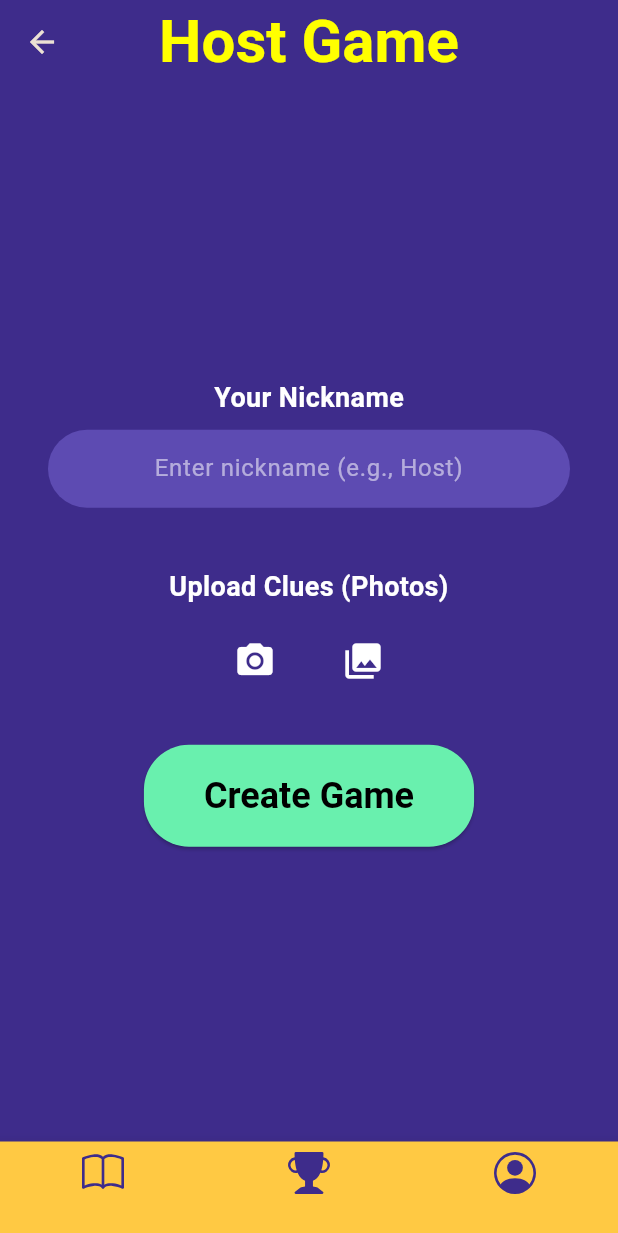
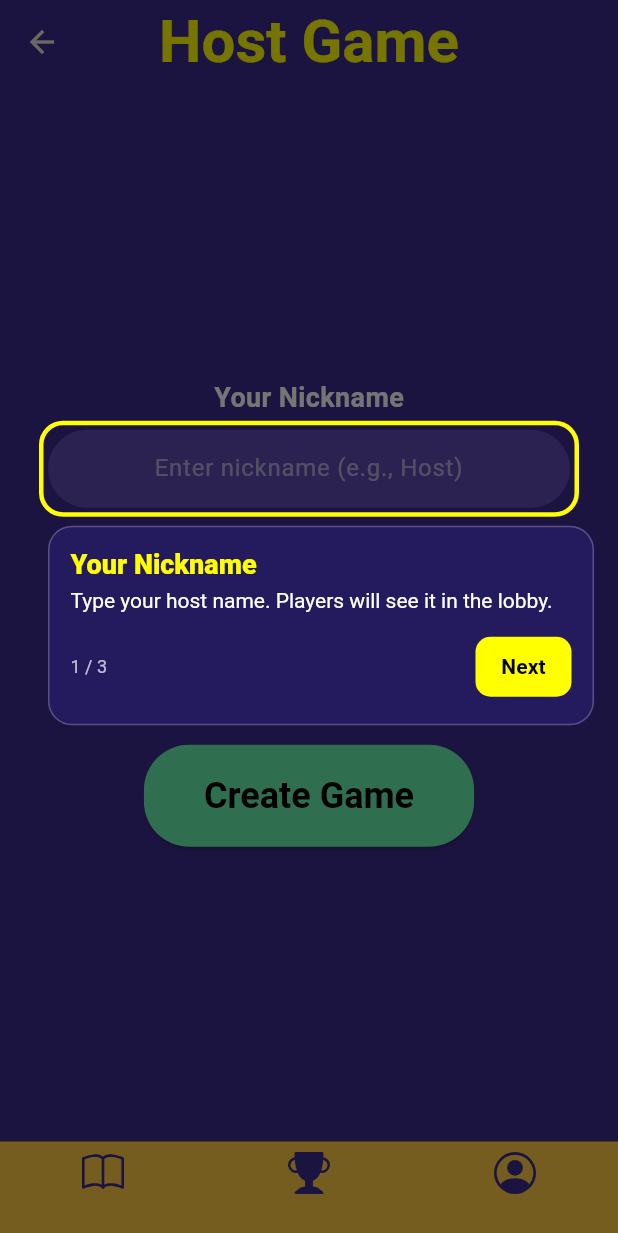
Before and after one commit to D4rkFyre/snaphunt, a Flutter app: the screen it shows after launch, after a tap on an icon or button, on a phone screen of 412 x 824 dp. Shown: the top 1233 px of the screen. Run offline on Flutter 3.47's test engine with Material 3 defaults, Android fonts, the phone set to English and light mode, and no system bars; our stand-ins replace cloud_firestore, firebase_core, firebase_storage, flutter_svg, image_picker, shared_preferences; accounts and stored records are empty.

Commit message:
host page now has tutorial

```diff
--- a/lib/screens/host_screen.dart
+++ b/lib/screens/host_screen.dart
@@ -8,6 +8,10 @@ import 'package:image_picker/image_picker.dart';
 import 'package:cloud_firestore/cloud_firestore.dart';
 import 'package:snaphunt/models/game_model.dart';
 import 'package:snaphunt/repositories/game_repository.dart';
+
+// One-time tutorial memory
+import 'package:shared_preferences/shared_preferences.dart';
+import 'dart:async' as async; // for async.Completer, Future, etc.
 
 class HostGameScreen extends StatefulWidget {
   const HostGameScreen({
@@ -33,90 +37,59 @@ class _HostGameScreenState extends State<HostGameScreen> {
   final ImagePicker _picker = ImagePicker();
   final List<XFile> _clueFiles = [];
 
+  // Tutorial targets
+  final _nickKey = GlobalKey();
+  final _photoRowKey = GlobalKey();
+  final _createKey = GlobalKey();
+
   late final FirebaseFirestore _db =
       widget._db ?? FirebaseFirestore.instance;
 
   late final GameRepository _repo =
       widget._repo ?? GameRepository(firestore: _db);
 
+  // Simple tutorial controller
+  _Coach? _coach;
+
+  @override
+  void initState() {
+    super.initState();
+    WidgetsBinding.instance.addPostFrameCallback((_) => _maybeStartTutorial());
+  }
+
+  Future<void> _maybeStartTutorial() async {
+    final prefs = await SharedPreferences.getInstance();
+    final seen = prefs.getBool('host_tutorial_seen') ?? false;
+    if (seen || !mounted) return;
+
+    _coach ??= _Coach(context);
+    await _coach!.start([
+      _CoachStep(
+        key: _nickKey,
+        title: 'Your Nickname',
+        text: 'Type your host name. Players will see it in the lobby.',
+      ),
+      _CoachStep(
+        key: _photoRowKey,
+        title: 'Add a Clue Photo',
+        text: 'Attach one or more photos your players will hunt from.',
+      ),
+      _CoachStep(
+        key: _createKey,
+        title: 'Create Your Game',
+        text: 'Generate a join code and go to the lobby. Start when players join.',
+      ),
+    ]);
+
+    await prefs.setBool('host_tutorial_seen', true);
+  }
+
   @override
   void dispose() {
+    _coach?.dispose();
     _nameCtrl.dispose();
     super.dispose();
   }
-
-  Future<void> _pickCluePhotos() async {
-    if (_busy) return;
-
-    showModalBottomSheet(
-      context: context,
-      backgroundColor: const Color(0xFF3E2C8B),
-      shape: const RoundedRectangleBorder(
-        borderRadius: BorderRadius.vertical(top: Radius.circular(24)),
-      ),
-      builder: (context) {
-        return SafeArea(
-          child: Padding(
-            padding: const EdgeInsets.symmetric(vertical: 24),
-            child: Column(
-              mainAxisSize: MainAxisSize.min,
-              children: [
-                const Text(
-                  'Upload Clues (Photos)',
-                  style: TextStyle(
-                    color: Colors.white,
-                    fontSize: 18,
-                    fontWeight: FontWeight.bold,
-                  ),
-                  textAlign: TextAlign.center,
-                ),
-                const SizedBox(height: 20),
-                Row(
-                  mainAxisAlignment: MainAxisAlignment.center,
-                  children: [
-                    // Camera icon
-                    IconButton(
-                      icon: const Icon(Icons.camera_alt, size: 36, color: Colors.white),
-                      onPressed: () async {
-                        Navigator.pop(context);
-                        final file = await _picker.pickImage(source: ImageSource.camera);
-                        if (file != null) {
-                          setState(() => _clueFiles.add(file));
-                        }
-                      },
-                    ),
-                    const SizedBox(width: 40),
-                    // Gallery icon
-                    IconButton(
-                      icon: const Icon(Icons.photo_library, size: 36, color: Colors.white),
-                      onPressed: () async {
-                        Navigator.pop(context);
-                        final files = await _picker.pickMultiImage();
-                        if (files.isNotEmpty) {
-                          setState(() => _clueFiles.addAll(files));
-                        }
-                      },
-                    ),
-                  ],
-                ),
-                const SizedBox(height: 12),
-                const Row(
-                  mainAxisAlignment: MainAxisAlignment.center,
-                  children: [
-                    Text('Camera', style: TextStyle(color: Colors.white70)),
-                    SizedBox(width: 60),
-                    Text('Library', style: TextStyle(color: Colors.white70)),
-                  ],
-                ),
-              ],
-            ),
-          ),
-        );
-      },
-    );
-  }
-
-
 
   Future<void> _createGame() async {
     final raw = _nameCtrl.text.trim();
@@ -188,7 +161,11 @@ class _HostGameScreenState extends State<HostGameScreen> {
                 style: TextStyle(color: Colors.white, fontSize: 18, fontWeight: FontWeight.bold),
               ),
               const SizedBox(height: 8),
-              TextField(
+
+              // STEP 1 target
+              _CoachTarget(
+                key: _nickKey,
+                child: TextField(
                   controller: _nameCtrl,
                   style: const TextStyle(color: Colors.white),
                   textAlign: TextAlign.center,
@@ -208,9 +185,9 @@ class _HostGameScreenState extends State<HostGameScreen> {
                     ),
                   ),
                 ),
+              ),
+
               const SizedBox(height: 16),
-
-
               const SizedBox(height: 24),
 
               const Text(
@@ -225,7 +202,10 @@ class _HostGameScreenState extends State<HostGameScreen> {
 
               const SizedBox(height: 12),
 
-              Row(
+              // STEP 2 target
+              _CoachTarget(
+                key: _photoRowKey,
+                child: Row(
                   mainAxisAlignment: MainAxisAlignment.center,
                   children: [
                     IconButton(
@@ -252,6 +232,7 @@ class _HostGameScreenState extends State<HostGameScreen> {
                       },
                     ),
                   ],
+                ),
               ),
 
               if (_clueFiles.isNotEmpty) ...[
@@ -318,7 +299,11 @@ class _HostGameScreenState extends State<HostGameScreen> {
                   padding: EdgeInsets.only(bottom: 12),
                   child: CircularProgressIndicator(),
                 ),
-              ElevatedButton(
+
+              // STEP 3 target
+              _CoachTarget(
+                key: _createKey,
+                child: ElevatedButton(
                   onPressed: _busy ? null : _createGame,
                   style: ElevatedButton.styleFrom(
                     backgroundColor: Colors.greenAccent,
@@ -328,6 +313,7 @@ class _HostGameScreenState extends State<HostGameScreen> {
                     textStyle: const TextStyle(fontSize: 24, fontWeight: FontWeight.bold),
                   ),
                   child: const Text("Create Game"),
+                ),
               ),
             ],
           ),
@@ -355,3 +341,185 @@ class _HostGameScreenState extends State<HostGameScreen> {
     );
   }
 }
+
+/// Wraps a target so it’s easy to measure its rect on screen
+class _CoachTarget extends StatelessWidget {
+  final Widget child;
+  const _CoachTarget({super.key, required this.child});
+
+  @override
+  Widget build(BuildContext context) => child;
+}
+
+/// One coach step config
+class _CoachStep {
+  final GlobalKey key;
+  final String title;
+  final String text;
+  _CoachStep({required this.key, required this.title, required this.text});
+}
+
+/// Very small overlay-based coach marks system
+class _Coach {
+  final BuildContext root;
+  OverlayEntry? _entry;
+
+  _Coach(this.root);
+
+  Future<void> start(List<_CoachStep> steps) async {
+    for (var i = 0; i < steps.length; i++) {
+      await _showStep(steps[i], i + 1, steps.length);
+    }
+  }
+
+  Future<void> _showStep(_CoachStep step, int index, int total) async {
+    // find rect for the target
+    final ctx = step.key.currentContext;
+    if (ctx == null) return;
+
+    final rb = ctx.findRenderObject() as RenderBox?;
+    if (rb == null || !rb.attached) return;
+
+    final size = rb.size;
+    final offset = rb.localToGlobal(Offset.zero);
+
+    final completer = async.Completer<void>();
+
+    _entry = OverlayEntry(
+      builder: (context) {
+        final media = MediaQuery.of(context);
+        // place tooltip under/over the target depending on space
+        final spaceBelow = media.size.height - (offset.dy + size.height);
+        final tooltipAbove = spaceBelow < 140;
+
+        return Stack(
+          children: [
+            // dim background
+            Positioned.fill(
+              child: GestureDetector(
+                onTap: () {}, // absorb taps
+                child: Container(color: Colors.black54),
+              ),
+            ),
+            // highlight box (no cutout to keep it simple & stable)
+            Positioned(
+              left: offset.dx - 6,
+              top: offset.dy - 6,
+              width: size.width + 12,
+              height: size.height + 12,
+              child: IgnorePointer(
+                child: DecoratedBox(
+                  decoration: BoxDecoration(
+                    borderRadius: BorderRadius.circular(16),
+                    border: Border.all(color: Colors.yellowAccent, width: 3),
+                  ),
+                ),
+              ),
+            ),
+            // tooltip card
+            Positioned(
+              left: offset.dx.clamp(16.0, media.size.width - 16.0),
+              top: tooltipAbove
+                  ? (offset.dy - 16 - 120).clamp(16.0, media.size.height - 136.0)
+                  : (offset.dy + size.height + 12)
+                  .clamp(16.0, media.size.height - 136.0),
+              right: 16,
+              child: _CoachCard(
+                title: step.title,
+                text: step.text,
+                index: index,
+                total: total,
+                onNext: () {
+                  _entry?.remove();
+                  _entry = null;
+                  completer.complete();
+                },
+              ),
+            ),
+          ],
+        );
+      },
+    );
+
+    Overlay.of(root, rootOverlay: true).insert(_entry!);
+    return completer.future;
+  }
+
+  void dispose() {
+    _entry?.remove();
+    _entry = null;
+  }
+}
+
+class _CoachCard extends StatelessWidget {
+  final String title;
+  final String text;
+  final int index;
+  final int total;
+  final VoidCallback onNext;
+
+  const _CoachCard({
+    required this.title,
+    required this.text,
+    required this.index,
+    required this.total,
+    required this.onNext,
+  });
+
+  @override
+  Widget build(BuildContext context) {
+    return Material(
+      color: Colors.transparent,
+      child: ConstrainedBox(
+        constraints: const BoxConstraints(maxWidth: 360),
+        child: Container(
+          padding: const EdgeInsets.all(14),
+          decoration: BoxDecoration(
+            color: const Color(0xFF241A5E),
+            borderRadius: BorderRadius.circular(16),
+            border: Border.all(color: Colors.white24, width: 1),
+          ),
+          child: DefaultTextStyle(
+            style: const TextStyle(color: Colors.white),
+            child: Column(
+              crossAxisAlignment: CrossAxisAlignment.start,
+              children: [
+                Text(title,
+                    style: const TextStyle(
+                      fontWeight: FontWeight.w800,
+                      fontSize: 18,
+                      color: Colors.yellowAccent,
+                    )),
+                const SizedBox(height: 6),
+                Text(text, style: const TextStyle(fontSize: 14)),
+                const SizedBox(height: 12),
+                Row(
+                  children: [
+                    Text('$index / $total',
+                        style: const TextStyle(
+                            color: Colors.white70, fontSize: 12)),
+                    const Spacer(),
+                    TextButton(
+                      style: TextButton.styleFrom(
+                        foregroundColor: Colors.black,
+                        backgroundColor: Colors.yellowAccent,
+                        padding:
+                        const EdgeInsets.symmetric(horizontal: 14, vertical: 8),
+                        shape: RoundedRectangleBorder(
+                            borderRadius: BorderRadius.circular(10)),
+                      ),
+                      onPressed: onNext,
+                      child: Text(index == total ? 'Done' : 'Next',
+                          style: const TextStyle(
+                              fontWeight: FontWeight.bold, fontSize: 14)),
+                    )
+                  ],
+                ),
+              ],
+            ),
+          ),
+        ),
+      ),
+    );
+  }
+}
--- a/pubspec.yaml
+++ b/pubspec.yaml
@@ -32,6 +32,9 @@ dependencies:
   # Icons
   flutter_svg: ^2.2.0
 
+  # tutorial + remember once
+  shared_preferences: ^2.3.2
+
 dev_dependencies:
   flutter_test:
     sdk: flutter
```
Also changed, not shown: pubspec.lock, 1 other file. Lines whose indentation alone changed are shown as unchanged.
